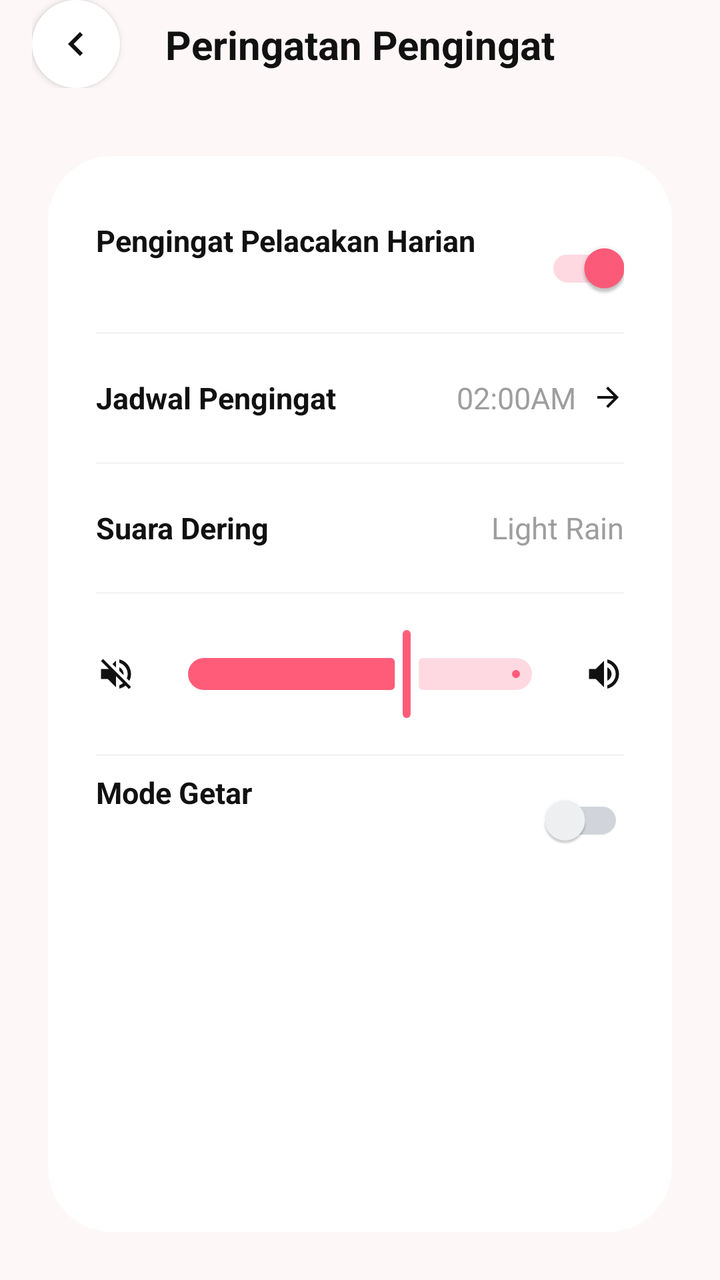
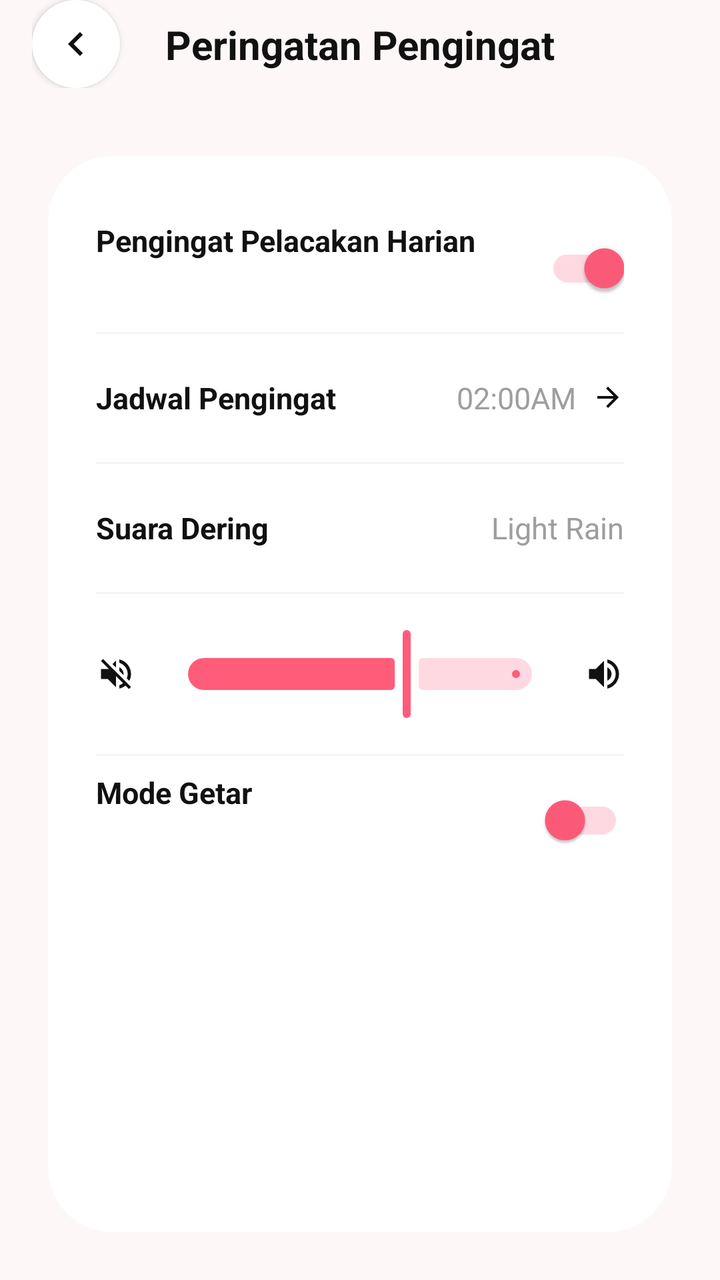

The first picture is an Android layout as it rendered before a commit; the second is the same layout after the commit. The layout source and the unified diff follow.
<!-- AndroidManifest.xml: application theme Theme.TrackerSiklusMenstruasi -->
<!-- res/layout/activity_reminder_alert.xml -->
<?xml version="1.0" encoding="utf-8"?>
<androidx.constraintlayout.widget.ConstraintLayout xmlns:android="http://schemas.android.com/apk/res/android"
    xmlns:app="http://schemas.android.com/apk/res-auto"
    xmlns:tools="http://schemas.android.com/tools"
    android:layout_width="match_parent"
    android:layout_height="match_parent"
    android:background="#FDF7F8">

    
    <androidx.constraintlayout.widget.ConstraintLayout
        android:id="@+id/header"
        android:layout_width="match_parent"
        android:layout_height="wrap_content"
        android:paddingHorizontal="16dp"
        android:paddingTop="0dp"
        android:paddingBottom="10dp"
        app:layout_constraintTop_toTopOf="parent">

        <ImageButton
            android:id="@+id/btnBack"
            android:layout_width="44dp"
            android:layout_height="44dp"
            android:background="@drawable/bg_circle_white"
            android:elevation="2dp"
            android:padding="10dp"
            android:src="@drawable/ic_back"
            app:layout_constraintStart_toStartOf="parent"
            app:layout_constraintTop_toTopOf="parent"
            app:tint="@color/black" />

        <TextView
            android:layout_width="wrap_content"
            android:layout_height="wrap_content"
            android:text="Peringatan Pengingat"
            android:textColor="@color/black"
            android:textSize="20sp"
            android:textStyle="bold"
            app:layout_constraintBottom_toBottomOf="@id/btnBack"
            app:layout_constraintEnd_toEndOf="parent"
            app:layout_constraintStart_toStartOf="parent"
            app:layout_constraintTop_toTopOf="@id/btnBack" />
    </androidx.constraintlayout.widget.ConstraintLayout>

    <androidx.core.widget.NestedScrollView
        android:layout_width="match_parent"
        android:layout_height="0dp"
        android:fillViewport="true"
        app:layout_constraintBottom_toBottomOf="parent"
        app:layout_constraintTop_toBottomOf="@id/header">

        <androidx.cardview.widget.CardView
            android:layout_width="match_parent"
            android:layout_height="wrap_content"
            android:layout_margin="24dp"
            app:cardCornerRadius="32dp"
            app:cardElevation="0dp"
            app:cardBackgroundColor="@color/white">

            <LinearLayout
                android:layout_width="match_parent"
                android:layout_height="wrap_content"
                android:orientation="vertical"
                android:padding="24dp">

                
                <RelativeLayout
                    android:layout_width="match_parent"
                    android:layout_height="64dp"
                    android:gravity="center_vertical">
                    <TextView
                        android:layout_width="wrap_content"
                        android:layout_height="wrap_content"
                        android:text="Pengingat Pelacakan Harian"
                        android:textColor="@color/black"
                        android:textSize="15sp"
                        android:textStyle="bold" />
                    <com.google.android.material.switchmaterial.SwitchMaterial
                        android:id="@+id/switchDailyReminder"
                        android:layout_width="wrap_content"
                        android:layout_height="wrap_content"
                        android:layout_alignParentEnd="true"
                        android:checked="true"
                        app:thumbTint="@color/pink_main"
                        app:trackTint="#FFD9E2" />
                </RelativeLayout>

                <View android:layout_width="match_parent" android:layout_height="1dp" android:background="#F3F4F6" />

                
                <RelativeLayout
                    android:id="@+id/rowSchedule"
                    android:layout_width="match_parent"
                    android:layout_height="64dp"
                    android:clickable="true"
                    android:focusable="true">
                    <TextView
                        android:layout_width="wrap_content"
                        android:layout_height="wrap_content"
                        android:layout_centerVertical="true"
                        android:text="Jadwal Pengingat"
                        android:textColor="@color/black"
                        android:textSize="15sp"
                        android:textStyle="bold" />
                    <LinearLayout
                        android:layout_width="wrap_content"
                        android:layout_height="wrap_content"
                        android:layout_alignParentEnd="true"
                        android:layout_centerVertical="true"
                        android:gravity="center_vertical">
                        <TextView
                            android:id="@+id/tvReminderTime"
                            android:layout_width="wrap_content"
                            android:layout_height="wrap_content"
                            android:text="02:00AM"
                            android:textColor="@color/gray"
                            android:textSize="15sp"
                            android:layout_marginEnd="8dp" />
                        <ImageView
                            android:layout_width="16dp"
                            android:layout_height="16dp"
                            android:src="@drawable/ic_next"
                            app:tint="@color/black" />
                    </LinearLayout>
                </RelativeLayout>

                <View android:layout_width="match_parent" android:layout_height="1dp" android:background="#F3F4F6" />

                
                <RelativeLayout
                    android:id="@+id/rowRingtone"
                    android:layout_width="match_parent"
                    android:layout_height="64dp"
                    android:clickable="true"
                    android:focusable="true">
                    <TextView
                        android:layout_width="wrap_content"
                        android:layout_height="wrap_content"
                        android:layout_centerVertical="true"
                        android:text="Suara Dering"
                        android:textColor="@color/black"
                        android:textSize="15sp"
                        android:textStyle="bold" />
                    <TextView
                        android:id="@+id/tvRingtoneName"
                        android:layout_width="wrap_content"
                        android:layout_height="wrap_content"
                        android:layout_alignParentEnd="true"
                        android:layout_centerVertical="true"
                        android:text="Light Rain"
                        android:textColor="@color/gray"
                        android:textSize="15sp" />
                </RelativeLayout>

                <View android:layout_width="match_parent" android:layout_height="1dp" android:background="#F3F4F6" />

                
                <LinearLayout
                    android:layout_width="match_parent"
                    android:layout_height="80dp"
                    android:gravity="center_vertical"
                    android:orientation="horizontal">
                    <ImageView
                        android:layout_width="20dp"
                        android:layout_height="20dp"
                        android:src="@drawable/ic_volume_off"
                        app:tint="@color/black" />
                    <com.google.android.material.slider.Slider
                        android:id="@+id/sliderVolume"
                        android:layout_width="0dp"
                        android:layout_height="wrap_content"
                        android:layout_weight="1"
                        android:layout_marginHorizontal="12dp"
                        android:value="65"
                        android:valueFrom="0"
                        android:valueTo="100"
                        app:thumbColor="@color/pink_main"
                        app:trackColorActive="@color/pink_main"
                        app:trackColorInactive="#FFD9E2" />
                    <ImageView
                        android:layout_width="20dp"
                        android:layout_height="20dp"
                        android:src="@drawable/ic_volume_up"
                        app:tint="@color/black" />
                </LinearLayout>

                <View android:layout_width="match_parent" android:layout_height="1dp" android:background="#F3F4F6" />

                
                <RelativeLayout
                    android:layout_width="match_parent"
                    android:layout_height="64dp"
                    android:gravity="center_vertical">
                    <TextView
                        android:layout_width="wrap_content"
                        android:layout_height="wrap_content"
                        android:text="Mode Getar"
                        android:textColor="@color/black"
                        android:textSize="15sp"
                        android:textStyle="bold" />
                    <com.google.android.material.switchmaterial.SwitchMaterial
                        android:id="@+id/switchVibrate"
                        android:layout_width="wrap_content"
                        android:layout_height="wrap_content"
                        android:layout_alignParentEnd="true"
                        android:checked="false"
                        app:thumbTint="#F3F4F6"
                        app:trackTint="#D1D5DB" />
                </RelativeLayout>

            </LinearLayout>
        </androidx.cardview.widget.CardView>
    </androidx.core.widget.NestedScrollView>

</androidx.constraintlayout.widget.ConstraintLayout>
<!-- resources referenced by this layout -->
<resources>
  <color name="black">#111111</color>
  <color name="gray">#9E9E9E</color>
  <color name="pink_main">#FF5C7A</color>
  <color name="white">#FFFFFF</color>
  <!-- drawable bg_circle_white (drawable) -->
  <?xml version="1.0" encoding="utf-8"?>
  <shape xmlns:android="http://schemas.android.com/apk/res/android"
      android:shape="oval">
      <solid android:color="@color/white" />
  </shape>
  <!-- drawable ic_back (drawable) -->
  <vector xmlns:android="http://schemas.android.com/apk/res/android"
      android:width="24dp"
      android:height="24dp"
      android:viewportWidth="24"
      android:viewportHeight="24">
    <path
        android:fillColor="#111111"
        android:pathData="M15.41,7.41L14,6l-6,6 6,6 1.41,-1.41L10.83,12z"/>
  </vector>
  <!-- drawable ic_next (drawable) -->
  <vector xmlns:android="http://schemas.android.com/apk/res/android"
      android:width="24dp"
      android:height="24dp"
      android:viewportWidth="24"
      android:viewportHeight="24">
    <path
        android:fillColor="@android:color/white"
        android:pathData="M12,4l-1.41,1.41L16.17,11H4v2h12.17l-5.58,5.59L12,20l8,-8z"/>
  </vector>
  <!-- drawable ic_volume_off (drawable) -->
  <vector xmlns:android="http://schemas.android.com/apk/res/android"
      android:width="24dp"
      android:height="24dp"
      android:viewportWidth="24"
      android:viewportHeight="24">
      <path
          android:fillColor="#000000"
          android:pathData="M16.5,12c0,-1.77 -1.02,-3.29 -2.5,-4.03v2.21l2.45,2.45c0.03,-0.2 0.05,-0.41 0.05,-0.63zM19,12c0,0.94 -0.2,1.82 -0.54,2.64l1.51,1.51C20.63,14.91 21,13.5 21,12c0,-4.28 -2.99,-7.86 -7,-8.77v2.06c2.89,0.86 5,3.54 5,6.71zM4.27,3L3,4.27 7.73,9H3v6h4l5,5v-6.73l4.25,4.25c-0.67,0.52 -1.42,0.93 -2.25,1.18v2.06c1.38,-0.31 2.63,-0.95 3.69,-1.81L19.73,21 21,19.73l-9,-9L4.27,3zM12,4L9.91,6.09 12,8.18V4z" />
  </vector>
  <!-- drawable ic_volume_up (drawable) -->
  <vector xmlns:android="http://schemas.android.com/apk/res/android"
      android:width="24dp"
      android:height="24dp"
      android:viewportWidth="24"
      android:viewportHeight="24">
      <path
          android:fillColor="#000000"
          android:pathData="M3,9v6h4l5,5V4L7,9H3zm13.5,3c0,-1.77 -1.02,-3.29 -2.5,-4.03v8.05c1.48,-0.73 2.5,-2.25 2.5,-4.02zM14,3.23v2.06c2.89,0.86 5,3.54 5,6.71s-2.11,5.85 -5,6.71v2.06c4.01,-0.91 7,-4.49 7,-8.77s-2.99,-7.86 -7,-8.77z" />
  </vector>
  <style name="Theme.TrackerSiklusMenstruasi" parent="Base.Theme.TrackerSiklusMenstruasi">
          
          <item name="android:editTextColor">@color/pink_main</item>
          <item name="android:textColorPrimary">@color/pink_main</item>
          <item name="android:navigationBarColor">@android:color/transparent</item>
          <item name="android:windowTranslucentNavigation">true</item>
          <item name="android:statusBarColor">@android:color/transparent</item>
          <item name="android:windowLightStatusBar">true</item>
      </style>
  <style name="Base.Theme.TrackerSiklusMenstruasi" parent="Theme.Material3.DayNight.NoActionBar">
          
          <item name="colorPrimary">@color/pink_main</item>
          <item name="colorControlNormal">@color/pink_main</item>
      </style>
</resources>

<!-- the commit's change to res/layout/activity_reminder_alert.xml (unified diff, before → after) -->
@@ -203,8 +203,8 @@
                         android:layout_height="wrap_content"
                         android:layout_alignParentEnd="true"
                         android:checked="false"
-                        app:thumbTint="#F3F4F6"
-                        app:trackTint="#D1D5DB" />
+                        app:thumbTint="@color/pink_main"
+                        app:trackTint="#FFD9E2" />
                 </RelativeLayout>
 
             </LinearLayout>
